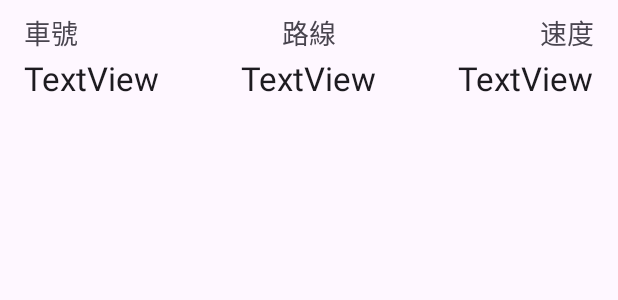
After one commit to rick624/shop, an Android app: the layout row_bus.xml on its own in the app's theme, with its tools: preview values and no code run, on a phone screen of 412 x 824 dp. The commit adds this screen. Shown: the top 300 px of the screen. Run offline under Robolectric (Android 15) with nearby library versions, the phone set to English and light mode, and no system bars; network calls fail.

Commit message:
Gson to RecyclerView ok

```diff
--- a/app/src/main/AndroidManifest.xml
+++ b/app/src/main/AndroidManifest.xml
@@ -16,6 +16,9 @@
         android:theme="@style/Theme.Shop"
         android:usesCleartextTraffic="true"
         tools:targetApi="31">
+        <activity
+            android:name=".BusActivity"
+            android:exported="false" />
         <activity
             android:name=".MovieActivity"
             android:exported="false" />
--- a/app/src/main/java/com/rick/shop/MainActivity.kt
+++ b/app/src/main/java/com/rick/shop/MainActivity.kt
@@ -46,7 +46,7 @@ class MainActivity : AppCompatActivity() {
         "Download coupons",
         "A News",
         "Movies",
-        "C News",
+        "Bus",
         "D News",
         "E News",
         "F News",
@@ -134,6 +134,7 @@ class MainActivity : AppCompatActivity() {
             1 -> startActivity(Intent(this, ContactActivity::class.java))
             2 -> startActivity(Intent(this, ParkingActivity::class.java))
             5 -> startActivity(Intent(this, MovieActivity::class.java))
+            6 -> startActivity(Intent(this, BusActivity::class.java))
         }
     }
 
--- /dev/null
+++ b/app/src/main/res/layout/row_bus.xml
@@ -0,0 +1,76 @@
+<?xml version="1.0" encoding="utf-8"?>
+<androidx.constraintlayout.widget.ConstraintLayout xmlns:android="http://schemas.android.com/apk/res/android"
+    xmlns:app="http://schemas.android.com/apk/res-auto"
+    xmlns:tools="http://schemas.android.com/tools"
+    android:id="@+id/constraintLayout"
+    android:layout_width="match_parent"
+    android:layout_height="wrap_content">
+
+    <TextView
+        android:id="@+id/textView4"
+        android:layout_width="wrap_content"
+        android:layout_height="wrap_content"
+        android:layout_marginStart="16dp"
+        android:layout_marginTop="8dp"
+        android:text="車號"
+        android:textAppearance="@style/TextAppearance.AppCompat.Medium"
+        app:layout_constraintStart_toStartOf="parent"
+        app:layout_constraintTop_toTopOf="parent" />
+
+    <TextView
+        android:id="@+id/textView5"
+        android:layout_width="wrap_content"
+        android:layout_height="wrap_content"
+        android:layout_marginTop="8dp"
+        android:text="路線"
+        android:textAppearance="@style/TextAppearance.AppCompat.Medium"
+        app:layout_constraintEnd_toEndOf="parent"
+        app:layout_constraintStart_toStartOf="parent"
+        app:layout_constraintTop_toTopOf="parent" />
+
+    <TextView
+        android:id="@+id/textView6"
+        android:layout_width="wrap_content"
+        android:layout_height="wrap_content"
+        android:layout_marginTop="8dp"
+        android:layout_marginEnd="16dp"
+        android:text="速度"
+        android:textAppearance="@style/TextAppearance.AppCompat.Medium"
+        app:layout_constraintEnd_toEndOf="parent"
+        app:layout_constraintTop_toTopOf="parent" />
+
+    <TextView
+        android:id="@+id/bus_bus_id"
+        android:layout_width="wrap_content"
+        android:layout_height="wrap_content"
+        android:layout_marginStart="16dp"
+        android:layout_marginTop="2dp"
+        android:text="TextView"
+        android:textAppearance="@style/TextAppearance.AppCompat.Large"
+        app:layout_constraintStart_toStartOf="parent"
+        app:layout_constraintTop_toBottomOf="@+id/textView4" />
+
+    <TextView
+        android:id="@+id/bus_route_id"
+        android:layout_width="wrap_content"
+        android:layout_height="wrap_content"
+        android:layout_marginTop="2dp"
+        android:layout_marginBottom="16dp"
+        android:text="TextView"
+        android:textAppearance="@style/TextAppearance.AppCompat.Large"
+        app:layout_constraintBottom_toBottomOf="parent"
+        app:layout_constraintEnd_toEndOf="parent"
+        app:layout_constraintStart_toStartOf="parent"
+        app:layout_constraintTop_toBottomOf="@+id/textView5" />
+
+    <TextView
+        android:id="@+id/bus_speed"
+        android:layout_width="wrap_content"
+        android:layout_height="wrap_content"
+        android:layout_marginTop="2dp"
+        android:layout_marginEnd="16dp"
+        android:text="TextView"
+        android:textAppearance="@style/TextAppearance.AppCompat.Large"
+        app:layout_constraintEnd_toEndOf="parent"
+        app:layout_constraintTop_toBottomOf="@+id/textView6" />
+</androidx.constraintlayout.widget.ConstraintLayout>
```
Also changed, not shown: app/src/main/java/com/rick/shop/BusActivity.kt (added, +100 -0 lines), app/src/main/res/layout/activity_bus.xml (added, +17 -0 lines).
